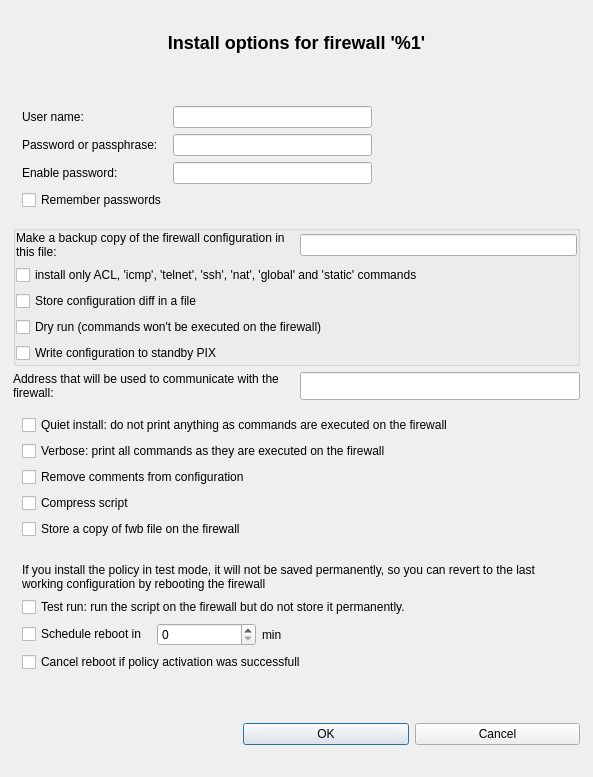
fwbuilder/fwbuilder, file src/gui/instoptionsdialog_q.ui: the form before one commit.
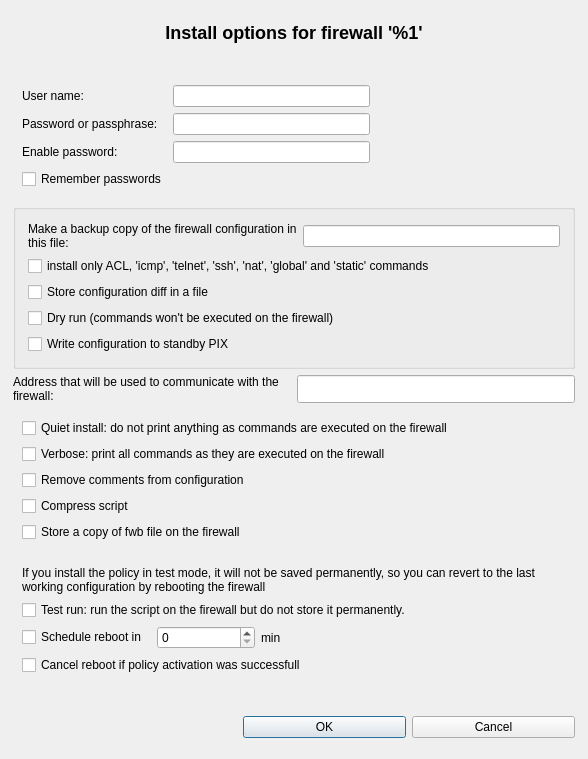
The form after the commit.

The edit to the form file:
```diff
--- a/src/gui/instoptionsdialog_q.ui
+++ b/src/gui/instoptionsdialog_q.ui
@@ -1,13 +1,13 @@
 <?xml version="1.0" encoding="UTF-8"?>
 <ui version="4.0">
  <class>instOptionsDialog_q</class>
- <widget class="QDialog" name="instOptionsDialog_q">
-  <property name="geometry">
+ <widget class="QDialog" name="instOptionsDialog_q" >
+  <property name="geometry" >
    <rect>
     <x>0</x>
     <y>0</y>
-    <width>593</width>
-    <height>777</height>
+    <width>588</width>
+    <height>759</height>
    </rect>
   </property>
   <property name="sizePolicy">
@@ -344,9 +344,9 @@
         <property name="flat">
          <bool>false</bool>
         </property>
-        <layout class="QGridLayout">
-         <property name="margin">
-          <number>0</number>
+        <layout class="QGridLayout" >
+         <property name="margin" >
+          <number>12</number>
          </property>
          <item row="5" column="0" colspan="2">
           <widget class="QCheckBox" name="saveStandby">
```
Left out of the diff: 371 changed lines with no effect on the pictures.
